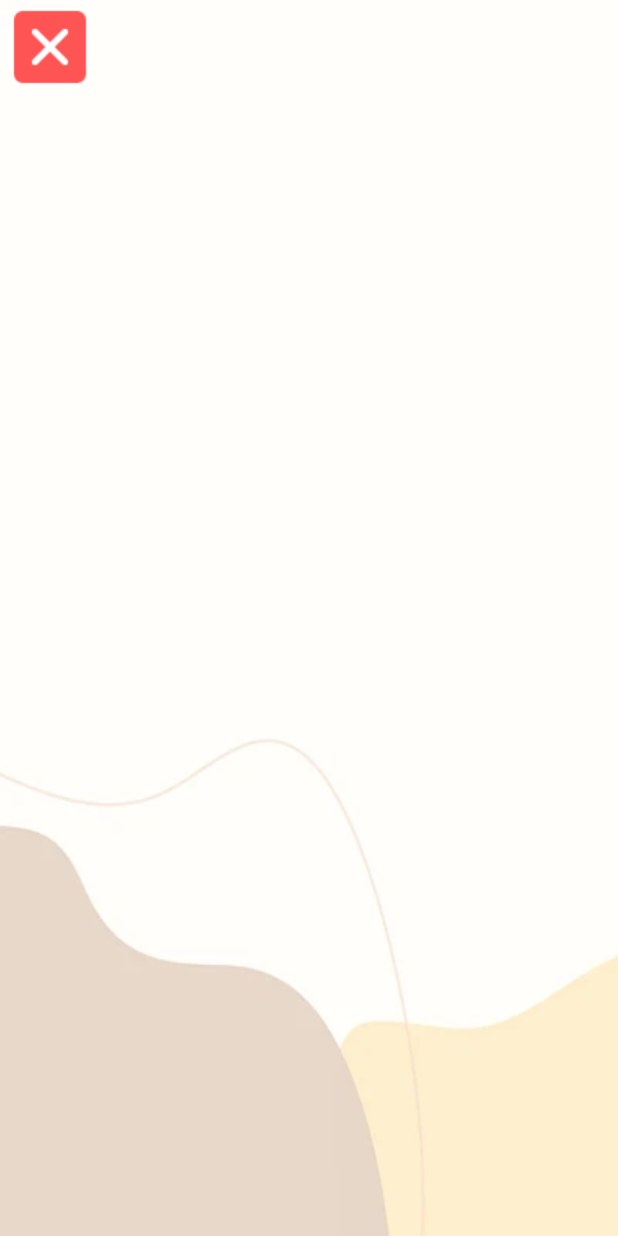
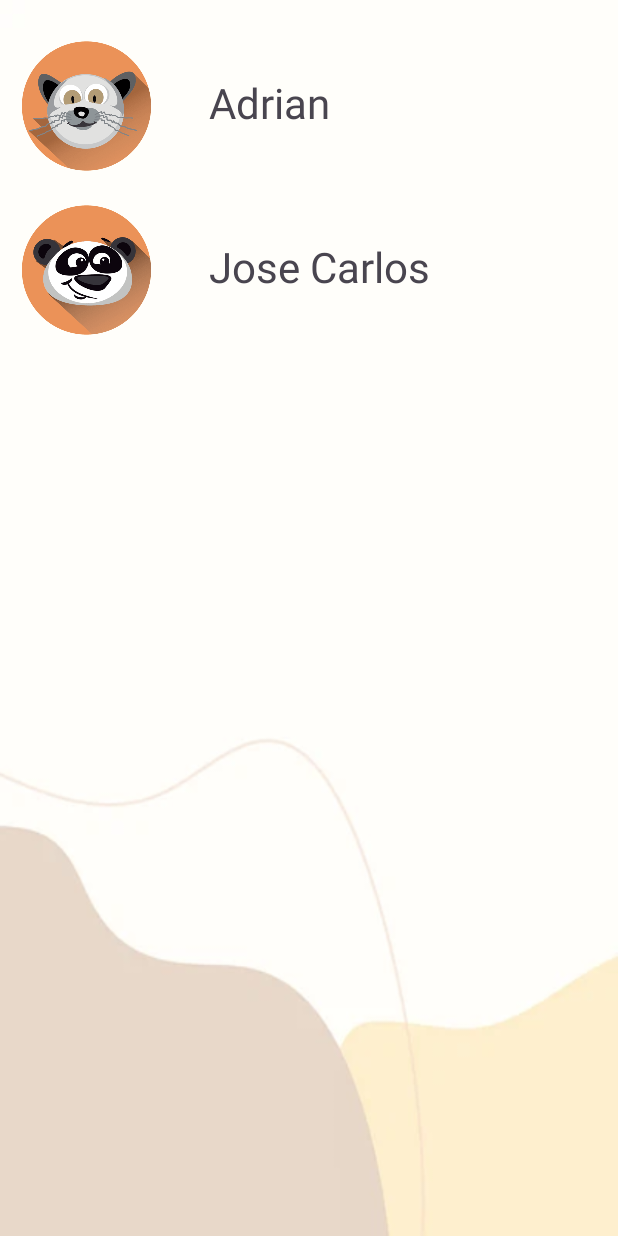
Before and after one commit to SuperAdri05/Tarea_UD2_PDMD_Adrian_Duran, an Android app: the screen it shows after launch (ListActivity), after a tap on "Lista", on a phone screen of 412 x 824 dp. Run offline under Robolectric (Android 15) with nearby library versions, the phone set to English and light mode, and no system bars.

Commit message:
nuevo commit

```diff
--- a/app/src/main/java/com/example/tarea_ud2/Controler/MainActivity.java
+++ b/app/src/main/java/com/example/tarea_ud2/Controler/MainActivity.java
@@ -6,6 +6,8 @@ import android.content.Intent;
 import android.view.View;
 import android.widget.Button;
 
+import com.example.tarea_ud2.Model.User;
+import com.example.tarea_ud2.Model.Utils;
 import com.example.tarea_ud2.R;
 
 public class MainActivity extends AppCompatActivity{
@@ -19,6 +21,12 @@ public class MainActivity extends AppCompatActivity{
 
         this.btnRegister = findViewById(R.id.registerButton);
         this.btnList = findViewById(R.id.listButton);
+
+        User newUser = new User("Adrian", "adrianduran@gmail.com", 19, R.drawable.image1);
+        User newUser2 = new User("Jose Carlos", "josecarlos@gmail.com", 30, R.drawable.image2);
+        Utils.userList.add(newUser);
+        Utils.userList.add(newUser2);
+
 
         btnRegister.setOnClickListener(new View.OnClickListener() {
             @Override
--- a/app/src/main/res/layout/activity_list.xml
+++ b/app/src/main/res/layout/activity_list.xml
@@ -5,27 +5,14 @@
     android:layout_height="match_parent"
     android:background="@drawable/fondo_list">
 
-    <ImageButton
-        android:id="@+id/buttonBack"
-        android:layout_width="66dp"
-        android:layout_height="62dp"
-        android:contentDescription="@string/todo"
-        android:hapticFeedbackEnabled="true"
-        android:src="@drawable/cerrar"
-        android:clickable="true"
-        android:focusable="true"
-        android:background="@android:color/transparent"
-        app:layout_constraintTop_toTopOf="parent"
-        app:layout_constraintStart_toStartOf="parent" />
-
     <androidx.recyclerview.widget.RecyclerView
         android:id="@+id/recyclerView"
         android:layout_width="0dp"
         android:layout_height="0dp"
-        app:layout_constraintTop_toBottomOf="@id/buttonBack"
+        android:clipToPadding="false"
+        android:paddingTop="16dp"
+        app:layout_constraintBottom_toBottomOf="parent"
+        app:layout_constraintEnd_toEndOf="parent"
         app:layout_constraintStart_toStartOf="parent"
-        app:layout_constraintEnd_toEndOf="parent"
-        app:layout_constraintBottom_toBottomOf="parent"
-        android:paddingTop="16dp"
-        android:clipToPadding="false" />
+        app:layout_constraintTop_toTopOf="parent" />
 </androidx.constraintlayout.widget.ConstraintLayout>
--- a/app/src/main/res/layout/item.xml
+++ b/app/src/main/res/layout/item.xml
@@ -9,8 +9,8 @@
 
     <ImageView
         android:id="@+id/imgUser"
-        android:layout_width="64dp"
-        android:layout_height="64dp"
+        android:layout_width="99dp"
+        android:layout_height="93dp"
         android:layout_marginEnd="16dp"
         android:contentDescription="@string/user"
         android:src="@drawable/user" />
@@ -18,10 +18,10 @@
     <TextView
         android:id="@+id/txtName"
         android:layout_width="wrap_content"
-        android:layout_height="wrap_content"
+        android:layout_height="42dp"
         android:layout_gravity="center_vertical"
         android:layout_marginStart="16dp"
-        android:textSize="18sp" />
+        android:textSize="28sp" />
 
     <ImageView
         android:id="@+id/imgDelete"
--- /dev/null
+++ b/app/src/main/res/menu/menu_action.xml
@@ -0,0 +1,9 @@
+<?xml version="1.0" encoding="utf-8"?>
+<menu xmlns:android="http://schemas.android.com/apk/res/android"
+    xmlns:app="http://schemas.android.com/apk/res-auto">
+    <item
+        android:id="@+id/action_delete"
+        android:icon="@drawable/borrar"
+        android:title="Eliminar"
+        app:showAsAction="ifRoom" />
+</menu>
```
Also changed, not shown: app/src/main/java/com/example/tarea_ud2/Controler/ListActivity.java (+57 -34 lines), app/src/main/java/com/example/tarea_ud2/Model/UserAdapter.java (+46 -34 lines).
